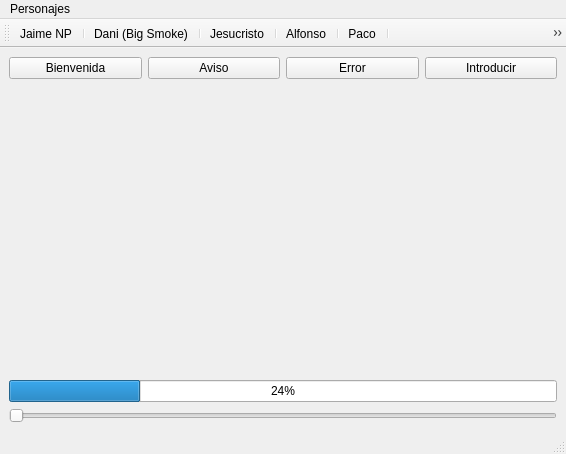
Qt form mainwindow.ui (LORJIM/STI_The_Complete_Saga) before a commit.
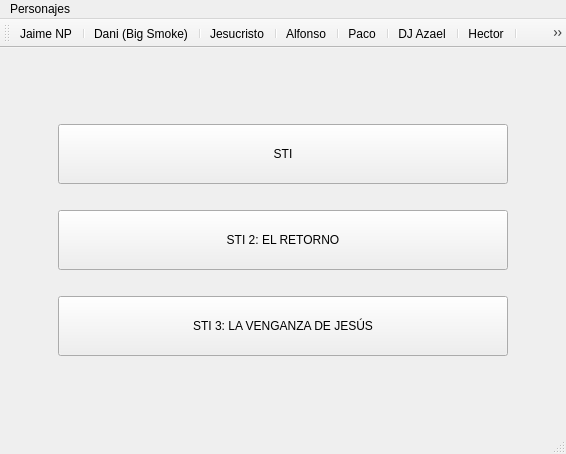
The same form after that commit. Icons and pictures are not drawn.

The edit to the form file:
```diff
--- a/mainwindow.ui
+++ b/mainwindow.ui
@@ -20,77 +20,140 @@
   <widget class="QWidget" name="centralwidget">
    <layout class="QGridLayout" name="gridLayout">
     <item row="0" column="0">
-     <layout class="QVBoxLayout" name="verticalLayout_2">
+     <layout class="QHBoxLayout" name="horizontalLayout">
       <item>
-       <layout class="QHBoxLayout" name="horizontalLayout">
-        <item>
-         <widget class="QPushButton" name="newDoraemonPushButton">
-          <property name="text">
-           <string>Bienvenida</string>
-          </property>
-         </widget>
-        </item>
-        <item>
-         <widget class="QPushButton" name="pushButton">
-          <property name="text">
-           <string>Aviso</string>
-          </property>
-         </widget>
-        </item>
-        <item>
-         <widget class="QPushButton" name="pushButton_2">
-          <property name="text">
-           <string>Error</string>
-          </property>
-         </widget>
-        </item>
-        <item>
-         <widget class="QPushButton" name="pushButton_3">
-          <property name="text">
-           <string>Introducir</string>
-          </property>
-         </widget>
-        </item>
-       </layout>
-      </item>
-      <item>
-       <widget class="QLabel" name="label">
-        <property name="text">
-         <string/>
+       <spacer name="horizontalSpacer">
+        <property name="orientation">
+         <enum>Qt::Horizontal</enum>
         </property>
-       </widget>
+        <property name="sizeHint" stdset="0">
+         <size>
+          <width>128</width>
+          <height>34</height>
+         </size>
+        </property>
+       </spacer>
       </item>
       <item>
        <layout class="QVBoxLayout" name="verticalLayout">
+        <item>
+         <spacer name="verticalSpacer_3">
+          <property name="orientation">
+           <enum>Qt::Vertical</enum>
+          </property>
+          <property name="sizeHint" stdset="0">
+           <size>
+            <width>20</width>
+            <height>40</height>
+           </size>
+          </property>
+         </spacer>
+        </item>
+        <item>
+         <widget class="QPushButton" name="pushButton">
+          <property name="minimumSize">
+           <size>
+            <width>450</width>
+            <height>60</height>
+           </size>
+          </property>
+          <property name="maximumSize">
+           <size>
+            <width>380</width>
+            <height>16777215</height>
+           </size>
+          </property>
+          <property name="text">
+           <string>STI</string>
+          </property>
+         </widget>
+        </item>
         <item>
          <spacer name="verticalSpacer">
           <property name="orientation">
            <enum>Qt::Vertical</enum>
           </property>
+          <property name="sizeType">
+           <enum>QSizePolicy::Fixed</enum>
+          </property>
           <property name="sizeHint" stdset="0">
            <size>
             <width>20</width>
-            <height>83</height>
+            <height>20</height>
            </size>
           </property>
          </spacer>
         </item>
         <item>
-         <widget class="QProgressBar" name="progressBar">
-          <property name="value">
-           <number>24</number>
+         <widget class="QPushButton" name="pushButton_3">
+          <property name="minimumSize">
+           <size>
+            <width>450</width>
+            <height>60</height>
+           </size>
           </property>
+          <property name="text">
+           <string>STI 2: EL RETORNO</string>
+          </property>
          </widget>
         </item>
         <item>
-         <widget class="QSlider" name="horizontalSlider">
+         <spacer name="verticalSpacer_2">
           <property name="orientation">
-           <enum>Qt::Horizontal</enum>
+           <enum>Qt::Vertical</enum>
           </property>
+          <property name="sizeType">
+           <enum>QSizePolicy::Fixed</enum>
+          </property>
+          <property name="sizeHint" stdset="0">
+           <size>
+            <width>20</width>
+            <height>20</height>
+           </size>
+          </property>
+         </spacer>
+        </item>
+        <item>
+         <widget class="QPushButton" name="pushButton_2">
+          <property name="minimumSize">
+           <size>
+            <width>450</width>
+            <height>60</height>
+           </size>
+          </property>
+          <property name="text">
+           <string>STI 3: LA VENGANZA DE JESÚS</string>
+          </property>
          </widget>
         </item>
+        <item>
+         <spacer name="verticalSpacer_4">
+          <property name="orientation">
+           <enum>Qt::Vertical</enum>
+          </property>
+          <property name="sizeHint" stdset="0">
+           <size>
+            <width>20</width>
+            <height>40</height>
+           </size>
+          </property>
+         </spacer>
+        </item>
        </layout>
       </item>
+      <item>
+       <spacer name="horizontalSpacer_2">
+        <property name="orientation">
+         <enum>Qt::Horizontal</enum>
+        </property>
+        <property name="sizeHint" stdset="0">
+         <size>
+          <width>128</width>
+          <height>20</height>
+         </size>
+        </property>
+       </spacer>
+      </item>
      </layout>
     </item>
    </layout>
@@ -137,6 +200,12 @@
    <addaction name="separator"/>
    <addaction name="actionPaco"/>
    <addaction name="separator"/>
+   <addaction name="actionDJ_Azael"/>
+   <addaction name="separator"/>
+   <addaction name="actionHector"/>
+   <addaction name="separator"/>
+   <addaction name="actionRoberto"/>
+   <addaction name="separator"/>
    <addaction name="actionAcerca_de"/>
   </widget>
   <action name="actionJaime">
@@ -226,6 +295,51 @@
     <string>Acerca de STI The Complete Saga</string>
    </property>
   </action>
+  <action name="actionDJ_Azael">
+   <property name="icon">
+    <iconset resource="iconos.qrc">
+     <normaloff>:/icons/azael_eMt_icon.ico</normaloff>:/icons/azael_eMt_icon.ico</iconset>
+   </property>
+   <property name="text">
+    <string>DJ Azael</string>
+   </property>
+   <property name="toolTip">
+    <string>DJ Azael</string>
+   </property>
+   <property name="shortcut">
+    <string>F6</string>
+   </property>
+  </action>
+  <action name="actionHector">
+   <property name="icon">
+    <iconset resource="iconos.qrc">
+     <normaloff>:/icons/hector_Nyt_icon.ico</normaloff>:/icons/hector_Nyt_icon.ico</iconset>
+   </property>
+   <property name="text">
+    <string>Hector</string>
+   </property>
+   <property name="toolTip">
+    <string>Héctor</string>
+   </property>
+   <property name="shortcut">
+    <string>F7</string>
+   </property>
+  </action>
+  <action name="actionRoberto">
+   <property name="icon">
+    <iconset resource="iconos.qrc">
+     <normaloff>:/icons/roberto_j7N_icon.ico</normaloff>:/icons/roberto_j7N_icon.ico</iconset>
+   </property>
+   <property name="text">
+    <string>Roberto</string>
+   </property>
+   <property name="toolTip">
+    <string>Roberto</string>
+   </property>
+   <property name="shortcut">
+    <string>F8</string>
+   </property>
+  </action>
  </widget>
  <resources>
   <include location="iconos.qrc"/>
```
Left out of the diff: 22 changed lines with no effect on the pictures.
